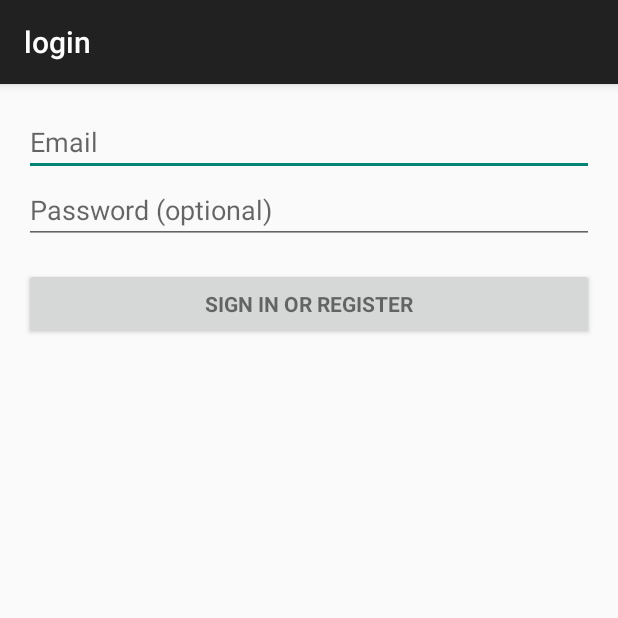
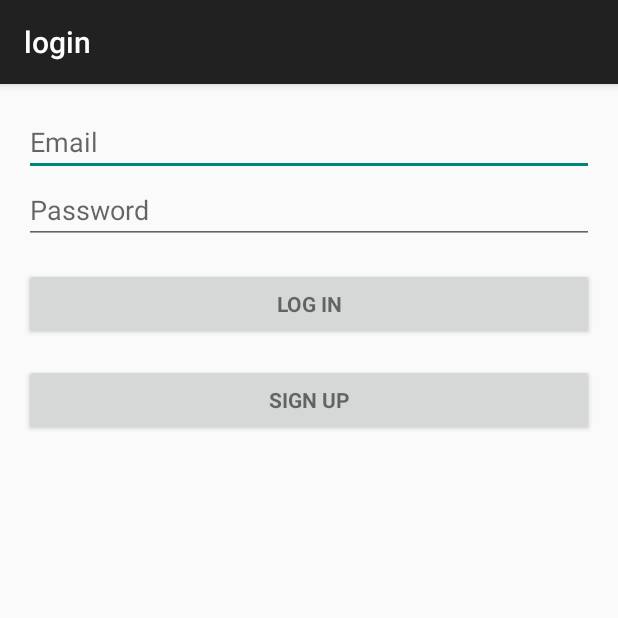
Before and after one commit to alexwhit/Mobile-Crowdworking, an Android app: the LoginActivity screen opened directly, with no data from a screen before it, on a phone screen of 412 x 824 dp, the top half of it. Run offline under Robolectric (Android 15) with nearby library versions, the phone set to English and light mode, and no system bars; libraries missing offline, so code that uses them is left out: com.parse; 2 statements that could not run were skipped.

Commit message:
pushing some work. Not completely working yet

```diff
--- a/M-Crowdsourcing/app/src/main/java/cis400/m_crowdsourcing/LoginActivity.java
+++ b/M-Crowdsourcing/app/src/main/java/cis400/m_crowdsourcing/LoginActivity.java
@@ -3,6 +3,7 @@ package cis400.m_crowdsourcing;
 import android.animation.Animator;
 import android.animation.AnimatorListenerAdapter;
 import android.annotation.TargetApi;
+import android.content.Intent;
 import android.support.v7.app.ActionBarActivity;
 import android.app.LoaderManager.LoaderCallbacks;
 
@@ -25,9 +26,15 @@ import android.widget.AutoCompleteTextView;
 import android.widget.Button;
 import android.widget.EditText;
 import android.widget.TextView;
+import android.widget.Toast;
 
 import java.util.ArrayList;
 import java.util.List;
+
+import com.parse.LogInCallback;
+import com.parse.ParseException;
+import com.parse.ParseUser;
+import com.parse.SignUpCallback;
 
 
 /**
@@ -73,11 +80,20 @@ public class LoginActivity extends ActionBarActivity implements LoaderCallbacks<
             }
         });
 
-        Button mEmailSignInButton = (Button) findViewById(R.id.email_sign_in_button);
-        mEmailSignInButton.setOnClickListener(new OnClickListener() {
+        Button mLoginButton = (Button) findViewById(R.id.LogInButton);
+        mLoginButton.setOnClickListener(new OnClickListener() {
             @Override
             public void onClick(View view) {
                 attemptLogin();
+            }
+        });
+
+        Button mSignUpButton = (Button) findViewById(R.id.SignUpButton);
+        mSignUpButton.setOnClickListener(new OnClickListener() {
+            @Override
+            public void onClick(View view) {
+                Intent i = new Intent(getBaseContext(), SignupActivity.class);
+                startActivity(i);
             }
         });
 
@@ -137,14 +153,38 @@ public class LoginActivity extends ActionBarActivity implements LoaderCallbacks<
             // Show a progress spinner, and kick off a background task to
             // perform the user login attempt.
             showProgress(true);
-            mAuthTask = new UserLoginTask(email, password);
+
+            // Send data to Parse.com for verification
+            ParseUser.logInInBackground(email, password,
+                    new LogInCallback() {
+                        public void done(ParseUser user, ParseException e) {
+                            if (user != null) {
+
+                                // If user exist and authenticated, send user to Welcome.class
+                                Intent intent = new Intent(
+                                        LoginActivity.this,
+                                        ProfileActivity.class);
+                                startActivity(intent);
+                                Toast.makeText(getApplicationContext(),
+                                        "Successfully Logged in",
+                                        Toast.LENGTH_LONG).show();
+                                finish();
+                            } else {
+                                Toast.makeText(
+                                        getApplicationContext(),
+                                        "No such user exist, please signup",
+                                        Toast.LENGTH_LONG).show();
+                            }
+                        }
+                    });
+            //mAuthTask = new UserLoginTask(email, password);
             mAuthTask.execute((Void) null);
         }
     }
 
     private boolean isEmailValid(String email) {
         //TODO: Replace this with your own logic
-        return email.contains("@");
+        return true; //email.contains("@");
     }
 
     private boolean isPasswordValid(String password) {
--- a/M-Crowdsourcing/app/src/main/java/cis400/m_crowdsourcing/MainActivity.java
+++ b/M-Crowdsourcing/app/src/main/java/cis400/m_crowdsourcing/MainActivity.java
@@ -57,7 +57,7 @@ public class MainActivity extends ActionBarActivity {
     }
 
     public void onLoginClick (View v) {
-    //    Intent i = new Intent(this, LoginActivity.class);
-    //    startActivity(i);
+        Intent i = new Intent(this, LoginActivity.class);
+        startActivity(i);
     }
 }
--- a/M-Crowdsourcing/app/src/main/res/layout/activity_login.xml
+++ b/M-Crowdsourcing/app/src/main/res/layout/activity_login.xml
@@ -30,9 +30,19 @@
                 android:imeOptions="actionUnspecified" android:inputType="textPassword"
                 android:maxLines="1" android:singleLine="true" />
 
-            <Button android:id="@+id/email_sign_in_button" style="?android:textAppearanceSmall"
+            <Button
+                style="?android:textAppearanceSmall"
+                android:id="@+id/LogInButton"
+                android:layout_width="match_parent"
+                android:layout_height="wrap_content"
+                android:layout_marginTop="16dp"
+                android:text="@string/action_sign_in"
+                android:textStyle="bold"
+                android:layout_gravity="center_horizontal" />
+
+            <Button android:id="@+id/SignUpButton" style="?android:textAppearanceSmall"
                 android:layout_width="match_parent" android:layout_height="wrap_content"
-                android:layout_marginTop="16dp" android:text="@string/action_sign_in"
+                android:layout_marginTop="16dp" android:text="@string/action_sign_up"
                 android:textStyle="bold" />
 
         </LinearLayout>
--- a/M-Crowdsourcing/app/src/main/res/values/strings.xml
+++ b/M-Crowdsourcing/app/src/main/res/values/strings.xml
@@ -18,8 +18,9 @@
 
     <!-- Strings related to login -->
     <string name="prompt_email">Email</string>
-    <string name="prompt_password">Password (optional)</string>
-    <string name="action_sign_in">Sign in or register</string>
+    <string name="prompt_password">Password</string>
+    <string name="action_sign_in">Log in</string>
+    <string name="action_sign_up">Sign up</string>
     <string name="action_sign_in_short">Sign in</string>
     <string name="error_invalid_email">This email address is invalid</string>
     <string name="error_invalid_password">This password is too short</string>
--- a/M-Crowdsourcing/build.gradle
+++ b/M-Crowdsourcing/build.gradle
@@ -5,7 +5,7 @@ buildscript {
         jcenter()
     }
     dependencies {
-        classpath 'com.android.tools.build:gradle:1.0.0'
+        classpath 'com.android.tools.build:gradle:1.3.0'
 
         // NOTE: Do not place your application dependencies here; they belong
         // in the individual module build.gradle files
```
Also changed, not shown: 1 other file.
